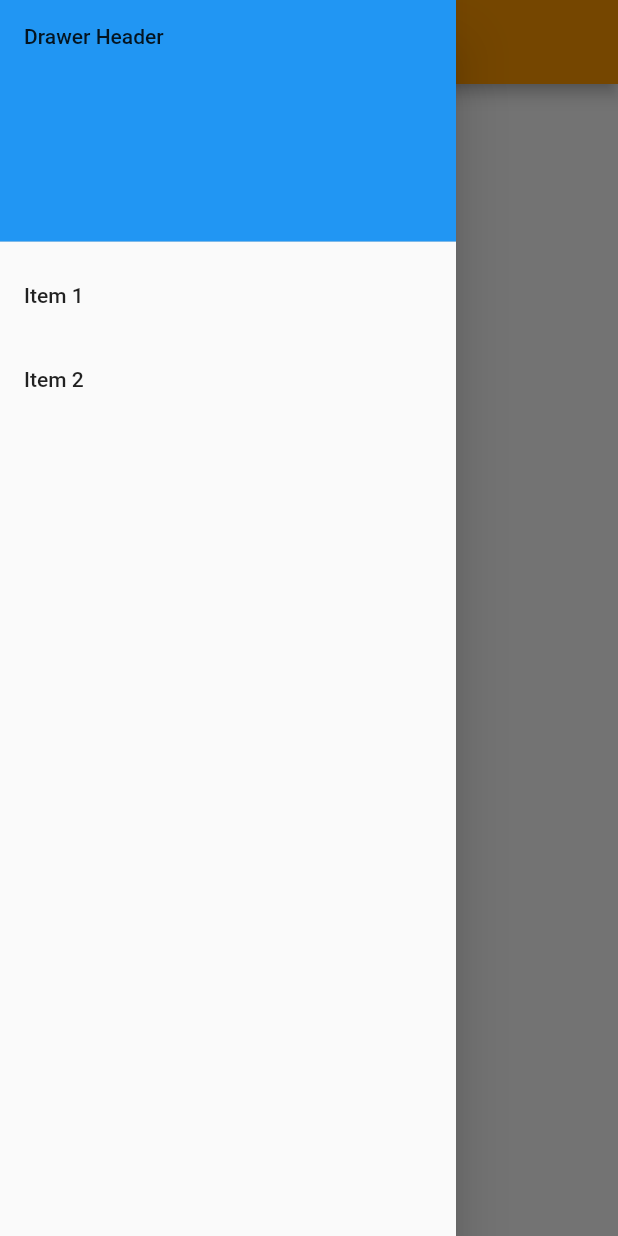
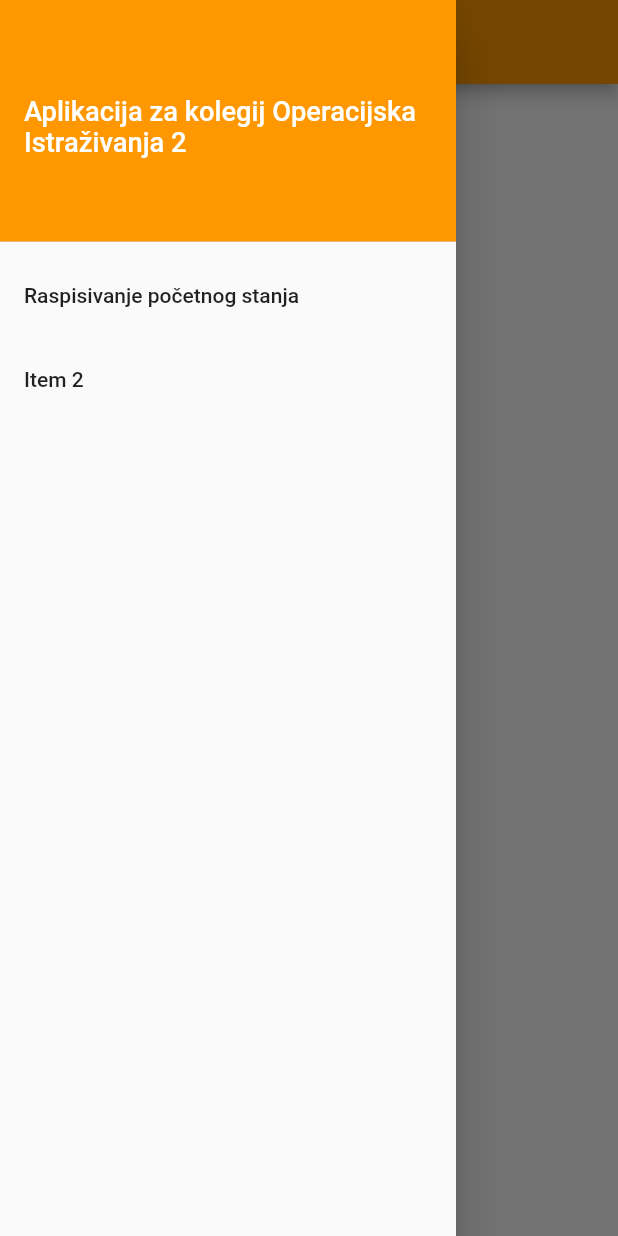
Before and after one commit to Beertija/dinamicko_programiranje, a Flutter app: the TaskCompletedScreen screen opened directly, with the side drawer open, on a phone screen of 412 x 824 dp. Run offline on Flutter 3.47's test engine with Material 2 defaults, Android fonts, the phone set to English and light mode, and no system bars.

Commit message:
Added basic implementation of a drawer menu

```diff
--- a/lib/screens/task_completed_screen.dart
+++ b/lib/screens/task_completed_screen.dart
@@ -1,6 +1,7 @@
 import 'package:dinamicko_programiranje/components/razdoblje_card_template.dart';
 import 'package:dinamicko_programiranje/models/podaci_razdoblja.dart';
 import 'package:dinamicko_programiranje/providers/calculate_provider.dart';
+import 'package:dinamicko_programiranje/screens/early_task_completed_screen.dart';
 import 'package:flutter/material.dart';
 import 'package:provider/provider.dart';
 
@@ -22,40 +23,28 @@ class _TaskCompletedScreenState extends State<TaskCompletedScreen> {
         },
         child: Scaffold(
           appBar: AppBar(
-            leading: GestureDetector(
-                onTap: () {
-                  Provider.of<CalculateProvider>(context, listen: false)
-                      .reset();
-                  Navigator.pop(context);
-                },
-                child: const Icon(
-                  Icons.arrow_back,
-                  color: Colors.white,
-                )),
             title: const Text("Problem nabave",
                 style: TextStyle(color: Colors.white)),
           ),
           drawer: Drawer(
-            // Add a ListView to the drawer. This ensures the user can scroll
-            // through the options in the drawer if there isn't enough vertical
-            // space to fit everything.
             child: ListView(
-              // Important: Remove any padding from the ListView.
               padding: EdgeInsets.zero,
               children: [
                 const DrawerHeader(
                   decoration: BoxDecoration(
-                    color: Colors.blue,
+                    color: Colors.orange,
                   ),
-                  child: Text('Drawer Header'),
+                  child: Center(child: Text('Aplikacija za kolegij Operacijska Istraživanja 2',
+                      textScaleFactor: 1.3,
+                      style: TextStyle(color: Colors.white))),
                 ),
                 ListTile(
-                  title: const Text('Item 1'),
+                  title: const Text('Raspisivanje početnog stanja'),
                   onTap: () {
-                    // Update the state of the app
-                    // ...
-                    // Then close the drawer
                     Navigator.pop(context);
+                    Navigator.pop(context);
+                    Navigator.push(context,
+                        MaterialPageRoute(builder: (context) => const EarlyTaskCompletedScreen()));
                   },
                 ),
                 ListTile(
```
Also changed, not shown: lib/screens/early_task_completed_screen.dart (+34 -10 lines).
